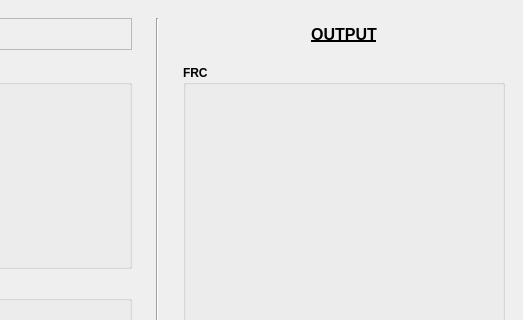
This is frcpredict/ui/window/main_window_w.ui in Bodeeen/Resolution_prediction_software as Qt 5 draws it before an edit; both pictures show x 637 to 1160 and y 0 to 320 of the 1160 by 720 pixel window. The edited form follows.
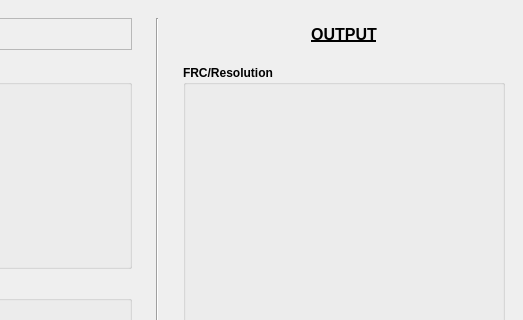
This is the edited form. Custom widgets are drawn as their Qt base class.

```diff
--- a/frcpredict/ui/window/main_window_w.ui
+++ b/frcpredict/ui/window/main_window_w.ui
@@ -350,7 +350,7 @@
          </font>
         </property>
         <property name="title">
-         <string>FRC</string>
+         <string>FRC/Resolution</string>
         </property>
         <layout class="QVBoxLayout" name="verticalLayout" stretch="1,0,0">
          <item>
```
